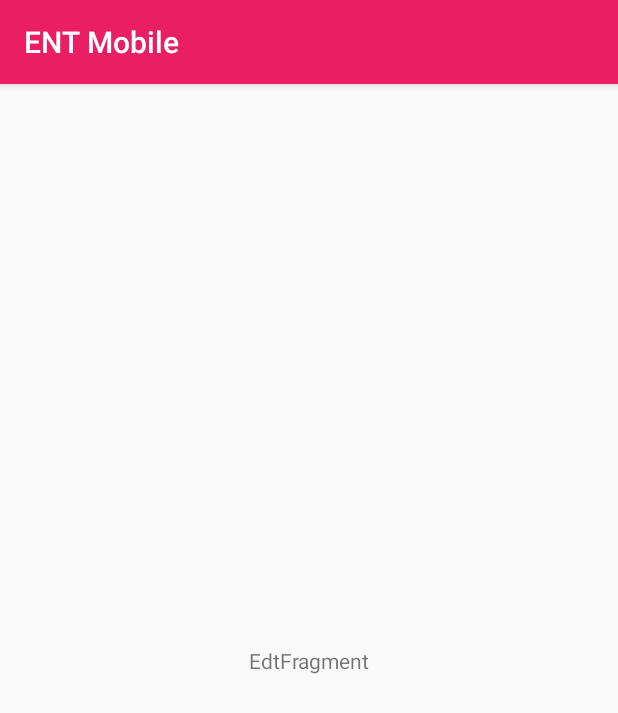
After one commit to arthurbourret/ENTMobile, an Android app: the EdtActivity screen opened directly, with no data from a screen before it, on a phone screen of 412 x 824 dp. The commit adds this screen. Shown: the top 713 px of the screen. Run offline under Robolectric (Android 15) with nearby library versions, the phone set to English and light mode, and no system bars.

Commit message:
non functional EDT

```diff
--- a/app/build.gradle
+++ b/app/build.gradle
@@ -33,6 +33,8 @@ dependencies {
     implementation 'androidx.appcompat:appcompat:1.2.0'
     implementation 'com.google.android.material:material:1.2.1'
     implementation 'androidx.constraintlayout:constraintlayout:2.0.4'
+    implementation 'androidx.lifecycle:lifecycle-livedata-ktx:2.2.0'
+    implementation 'androidx.lifecycle:lifecycle-viewmodel-ktx:2.2.0'
     testImplementation 'junit:junit:4.+'
     androidTestImplementation 'androidx.test.ext:junit:1.1.2'
     androidTestImplementation 'androidx.test.espresso:espresso-core:3.3.0'
--- a/app/src/main/AndroidManifest.xml
+++ b/app/src/main/AndroidManifest.xml
@@ -9,11 +9,13 @@
         android:roundIcon="@mipmap/ic_launcher_round"
         android:supportsRtl="true"
         android:theme="@style/Theme.ENTMobile">
-        <activity android:name=".CreateAccount"/>
-        <activity android:name=".Login"/>
+        <activity android:name=".edt.EdtActivity"></activity>
+        <activity android:name=".CreateAccount" />
+        <activity android:name=".Login" />
         <activity android:name=".MainMenu">
             <intent-filter>
                 <action android:name="android.intent.action.MAIN" />
+
                 <category android:name="android.intent.category.LAUNCHER" />
             </intent-filter>
         </activity>
--- /dev/null
+++ b/app/src/main/java/com/example/entmobile/edt/EdtActivity.java
@@ -0,0 +1,22 @@
+package com.example.entmobile.edt;
+
+import androidx.appcompat.app.AppCompatActivity;
+
+import android.os.Bundle;
+
+import com.example.entmobile.R;
+import com.example.entmobile.edt.ui.main.EdtFragment;
+
+public class EdtActivity extends AppCompatActivity {
+
+    @Override
+    protected void onCreate(Bundle savedInstanceState) {
+        super.onCreate(savedInstanceState);
+        setContentView(R.layout.edt_activity);
+        if (savedInstanceState == null) {
+            getSupportFragmentManager().beginTransaction()
+                    .replace(R.id.container, EdtFragment.newInstance())
+                    .commitNow();
+        }
+    }
+}
--- /dev/null
+++ b/app/src/main/java/com/example/entmobile/edt/ui/main/EdtFragment.java
@@ -0,0 +1,39 @@
+package com.example.entmobile.edt.ui.main;
+
+import androidx.lifecycle.ViewModelProvider;
+
+import android.os.Bundle;
+
+import androidx.annotation.NonNull;
+import androidx.annotation.Nullable;
+import androidx.fragment.app.Fragment;
+
+import android.view.LayoutInflater;
+import android.view.View;
+import android.view.ViewGroup;
+
+import com.example.entmobile.R;
+
+public class EdtFragment extends Fragment {
+
+    private MainViewModel mViewModel;
+
+    public static EdtFragment newInstance() {
+        return new EdtFragment();
+    }
+
+    @Nullable
+    @Override
+    public View onCreateView(@NonNull LayoutInflater inflater, @Nullable ViewGroup container,
+                             @Nullable Bundle savedInstanceState) {
+        return inflater.inflate(R.layout.main_fragment, container, false);
+    }
+
+    @Override
+    public void onActivityCreated(@Nullable Bundle savedInstanceState) {
+        super.onActivityCreated(savedInstanceState);
+        mViewModel = new ViewModelProvider(this).get(MainViewModel.class);
+        // TODO: Use the ViewModel
+    }
+
+}
--- /dev/null
+++ b/app/src/main/java/com/example/entmobile/edt/ui/main/MainViewModel.java
@@ -0,0 +1,7 @@
+package com.example.entmobile.edt.ui.main;
+
+import androidx.lifecycle.ViewModel;
+
+public class MainViewModel extends ViewModel {
+    // TODO: Implement the ViewModel
+}
--- /dev/null
+++ b/app/src/main/res/layout/edt_activity.xml
@@ -0,0 +1,7 @@
+<?xml version="1.0" encoding="utf-8"?>
+<FrameLayout xmlns:android="http://schemas.android.com/apk/res/android"
+    xmlns:tools="http://schemas.android.com/tools"
+    android:id="@+id/container"
+    android:layout_width="match_parent"
+    android:layout_height="match_parent"
+    tools:context=".EdtActivity" />
--- /dev/null
+++ b/app/src/main/res/layout/main_fragment.xml
@@ -0,0 +1,20 @@
+<?xml version="1.0" encoding="utf-8"?>
+<androidx.constraintlayout.widget.ConstraintLayout xmlns:android="http://schemas.android.com/apk/res/android"
+    xmlns:app="http://schemas.android.com/apk/res-auto"
+    xmlns:tools="http://schemas.android.com/tools"
+    android:id="@+id/edt"
+    android:layout_width="match_parent"
+    android:layout_height="match_parent"
+    tools:context=".ui.main.EdtFragment">
+
+    <TextView
+        android:id="@+id/message"
+        android:layout_width="wrap_content"
+        android:layout_height="wrap_content"
+        android:text="EdtFragment"
+        app:layout_constraintBottom_toBottomOf="parent"
+        app:layout_constraintEnd_toEndOf="parent"
+        app:layout_constraintStart_toStartOf="parent"
+        app:layout_constraintTop_toTopOf="parent" />
+
+</androidx.constraintlayout.widget.ConstraintLayout>
--- /dev/null
+++ b/app/src/main/res/values-w820dp/dimens.xml
@@ -0,0 +1,6 @@
+<resources>
+    <!-- Example customization of dimensions originally defined in res/values/dimens.xml
+         (such as screen margins) for screens with more than 820dp of available width. This
+         would include 7" and 10" devices in landscape (~960dp and ~1280dp respectively). -->
+    <dimen name="activity_horizontal_margin">64dp</dimen>
+</resources>
--- a/app/src/main/res/values/strings.xml
+++ b/app/src/main/res/values/strings.xml
@@ -22,4 +22,7 @@
     <string name="wrong_username_error">Incorrect username.</string>
     <string name="unmatch_pass_error">The passwords do not match</string>
     <string name="empty_pass_error">The passwords cannot be left blank</string>
+    <string name="title_activity_e_d_t">EDTActivity</string>
+    <string name="tab_text_1">Tab 1</string>
+    <string name="tab_text_2">Tab 2</string>
 </resources>
```
Also changed, not shown: app/src/main/java/com/example/entmobile/MainMenu.java (+108 -11 lines), app/src/main/res/values/dimens.xml (added, +8 -0 lines), app/src/main/res/values/themes.xml (added, +11 -0 lines).
